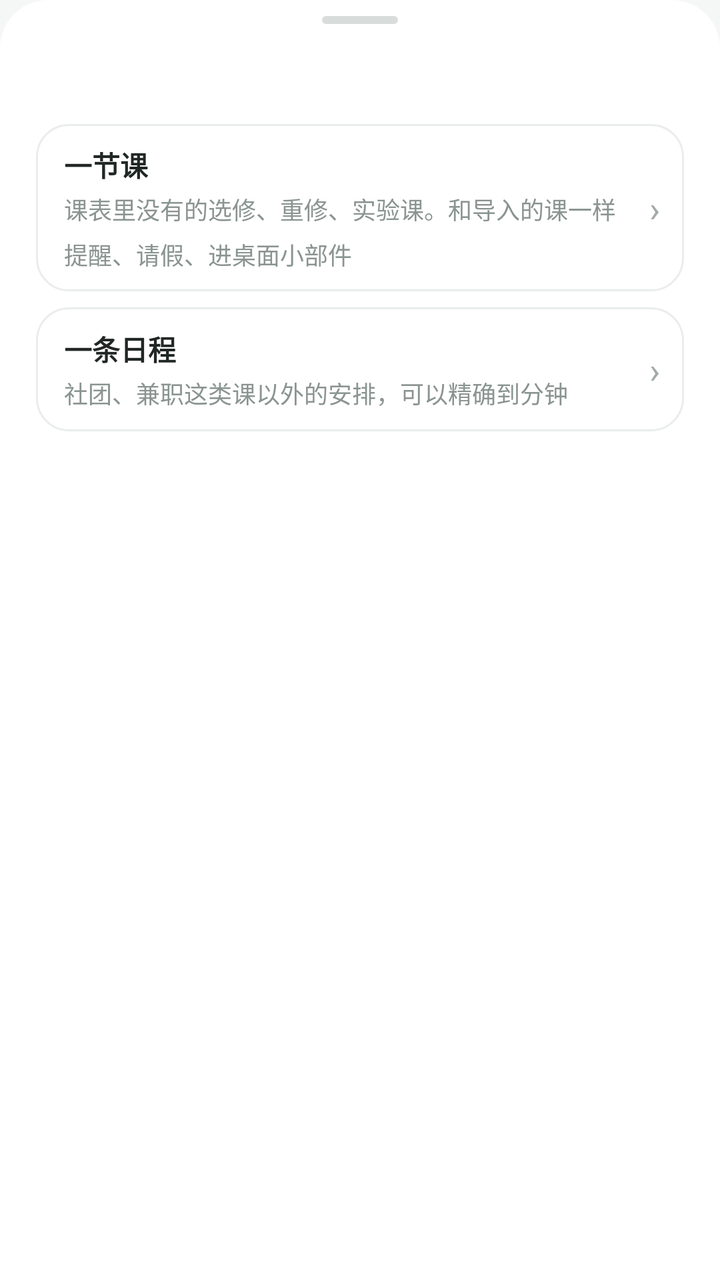
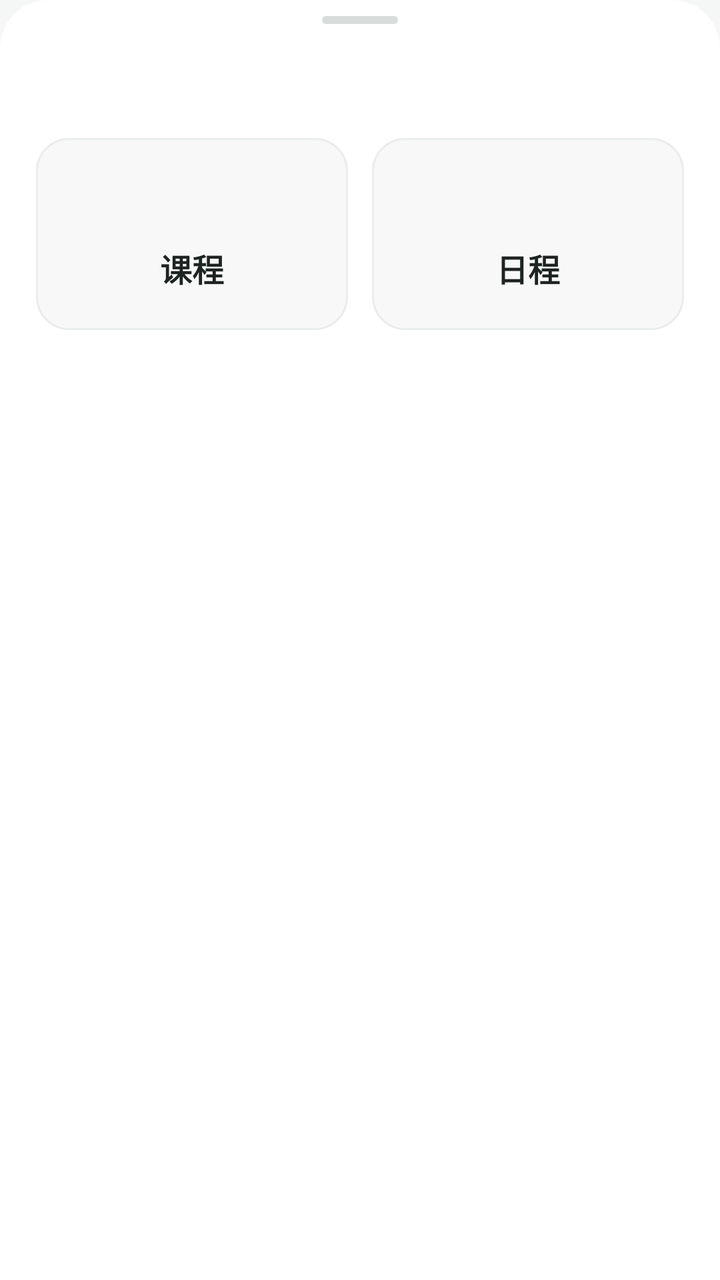

Two renders of the same Android screen: before a commit and after it. Below are the layout's source before the change and the commit's diff.
<!-- AndroidManifest.xml: application theme Theme.Zhusijiao -->
<!-- res/layout/dialog_add_entry.xml -->
<?xml version="1.0" encoding="utf-8"?>
<LinearLayout xmlns:android="http://schemas.android.com/apk/res/android"
    android:layout_width="match_parent"
    android:layout_height="wrap_content"
    android:background="@drawable/bg_sheet"
    android:orientation="vertical"
    android:paddingStart="18dp"
    android:paddingTop="8dp"
    android:paddingEnd="18dp"
    android:paddingBottom="16dp">

    <View
        android:layout_width="38dp"
        android:layout_height="4dp"
        android:layout_gravity="center_horizontal"
        android:layout_marginBottom="15dp"
        android:background="@drawable/bg_sheet_handle" />

    <TextView
        android:id="@+id/addEntryTitle"
        android:layout_width="match_parent"
        android:layout_height="wrap_content"
        android:includeFontPadding="false"
        android:textColor="@color/heading_ink"
        android:textSize="@dimen/text_title"
        android:textStyle="bold" />

    <LinearLayout
        android:id="@+id/addEntryCourse"
        android:layout_width="match_parent"
        android:layout_height="wrap_content"
        android:layout_marginTop="14dp"
        android:background="@drawable/bg_card"
        android:clickable="true"
        android:focusable="true"
        android:gravity="center_vertical"
        android:minHeight="62dp"
        android:orientation="horizontal"
        android:paddingStart="14dp"
        android:paddingTop="10dp"
        android:paddingEnd="12dp"
        android:paddingBottom="10dp">

        <LinearLayout
            android:layout_width="0dp"
            android:layout_height="wrap_content"
            android:layout_weight="1"
            android:orientation="vertical">

            <TextView
                android:layout_width="wrap_content"
                android:layout_height="wrap_content"
                android:text="@string/add_entry_course"
                android:textColor="@color/ink"
                android:textSize="@dimen/text_body"
                android:textStyle="bold" />

            <TextView
                android:layout_width="match_parent"
                android:layout_height="wrap_content"
                android:layout_marginTop="3dp"
                android:lineSpacingMultiplier="1.3"
                android:text="@string/add_entry_course_desc"
                android:textColor="@color/sub_8a"
                android:textSize="@dimen/text_hint" />
        </LinearLayout>

        <TextView
            android:layout_width="wrap_content"
            android:layout_height="wrap_content"
            android:layout_marginStart="8dp"
            android:text="›"
            android:textColor="@color/arrow_grey"
            android:textSize="@dimen/text_title" />
    </LinearLayout>

    <LinearLayout
        android:id="@+id/addEntryEvent"
        android:layout_width="match_parent"
        android:layout_height="wrap_content"
        android:layout_marginTop="8dp"
        android:background="@drawable/bg_card"
        android:clickable="true"
        android:focusable="true"
        android:gravity="center_vertical"
        android:minHeight="62dp"
        android:orientation="horizontal"
        android:paddingStart="14dp"
        android:paddingTop="10dp"
        android:paddingEnd="12dp"
        android:paddingBottom="10dp">

        <LinearLayout
            android:layout_width="0dp"
            android:layout_height="wrap_content"
            android:layout_weight="1"
            android:orientation="vertical">

            <TextView
                android:layout_width="wrap_content"
                android:layout_height="wrap_content"
                android:text="@string/add_entry_event"
                android:textColor="@color/ink"
                android:textSize="@dimen/text_body"
                android:textStyle="bold" />

            <TextView
                android:layout_width="match_parent"
                android:layout_height="wrap_content"
                android:layout_marginTop="3dp"
                android:lineSpacingMultiplier="1.3"
                android:text="@string/add_entry_event_desc"
                android:textColor="@color/sub_8a"
                android:textSize="@dimen/text_hint" />
        </LinearLayout>

        <TextView
            android:layout_width="wrap_content"
            android:layout_height="wrap_content"
            android:layout_marginStart="8dp"
            android:text="›"
            android:textColor="@color/arrow_grey"
            android:textSize="@dimen/text_title" />
    </LinearLayout>
</LinearLayout>
<!-- resources referenced by this layout -->
<resources>
  <color name="arrow_grey">#a2aaa6</color>
  <color name="heading_ink">#202623</color>
  <color name="ink">#202725</color>
  <color name="sub_8a">@color/text_tertiary</color>
  <dimen name="text_body">14sp</dimen>
  <dimen name="text_hint">12sp</dimen>
  <dimen name="text_title">18sp</dimen>
  <!-- drawable bg_card (drawable) -->
  <?xml version="1.0" encoding="utf-8"?>
  
  <shape xmlns:android="http://schemas.android.com/apk/res/android" android:shape="rectangle">
      <solid android:color="@color/surface" />
      <stroke android:width="1dp" android:color="@color/line" />
      <corners android:radius="@dimen/card_radius_lg" />
  </shape>
  <!-- drawable bg_sheet (drawable) -->
  <?xml version="1.0" encoding="utf-8"?>
  
  <shape xmlns:android="http://schemas.android.com/apk/res/android" android:shape="rectangle">
      <solid android:color="@color/surface" />
      <corners android:topLeftRadius="@dimen/radius_xl" android:topRightRadius="@dimen/radius_xl" />
  </shape>
  <!-- drawable bg_sheet_handle (drawable) -->
  <?xml version="1.0" encoding="utf-8"?>
  
  <shape xmlns:android="http://schemas.android.com/apk/res/android" android:shape="rectangle">
      <solid android:color="@color/sheet_handle" />
      <corners android:radius="4dp" />
  </shape>
  <string name="add_entry_course">一节课</string>
  <string name="add_entry_course_desc">课表里没有的选修、重修、实验课。和导入的课一样提醒、请假、进桌面小部件</string>
  <string name="add_entry_event">一条日程</string>
  <string name="add_entry_event_desc">社团、兼职这类课以外的安排，可以精确到分钟</string>
  <color name="text_tertiary">#8a9490</color>
  <color name="surface">#ffffff</color>
  <color name="line">#e9edeb</color>
  <dimen name="card_radius_lg">@dimen/radius_lg</dimen>
  <dimen name="radius_xl">24dp</dimen>
  <color name="sheet_handle">#d8dddb</color>
  <color name="accent">#2f7d68</color>
  <color name="muted">#7d8783</color>
  <color name="background">#f5f7f6</color>
  <style name="Theme.Zhusijiao.Dialog" parent="Theme.AppCompat.Light.Dialog.Alert">
          <item name="colorAccent">@color/accent</item>
          <item name="android:textColorPrimary">@color/ink</item>
          <item name="buttonBarPositiveButtonStyle">@style/DialogButton</item>
          <item name="buttonBarNegativeButtonStyle">@style/DialogButton</item>
          <item name="buttonBarNeutralButtonStyle">@style/DialogButton</item>
      </style>
  <dimen name="radius_lg">16dp</dimen>
  <style name="DialogButton" parent="Widget.AppCompat.Button.ButtonBar.AlertDialog">
          <item name="android:textColor">@color/accent</item>
          <item name="android:textStyle">bold</item>
      </style>
  <!-- unchanged entries left out for length: 1 -->
</resources>

<!-- the commit's change to res/layout/dialog_add_entry.xml (unified diff, before → after) -->
@@ -7,119 +7,76 @@
     android:paddingStart="18dp"
     android:paddingTop="8dp"
     android:paddingEnd="18dp"
-    android:paddingBottom="16dp">
+    android:paddingBottom="20dp">
 
-    <View
-        android:layout_width="38dp"
-        android:layout_height="4dp"
-        android:layout_gravity="center_horizontal"
-        android:layout_marginBottom="15dp"
-        android:background="@drawable/bg_sheet_handle" />
+    <View style="@style/SheetHandle" />
 
     <TextView
         android:id="@+id/addEntryTitle"
+        style="@style/SheetTitle" />
+
+    <LinearLayout
         android:layout_width="match_parent"
         android:layout_height="wrap_content"
-        android:includeFontPadding="false"
-        android:textColor="@color/heading_ink"
-        android:textSize="@dimen/text_title"
-        android:textStyle="bold" />
-
-    <LinearLayout
-        android:id="@+id/addEntryCourse"
-        android:layout_width="match_parent"
-        android:layout_height="wrap_content"
-        android:layout_marginTop="14dp"
-        android:background="@drawable/bg_card"
-        android:clickable="true"
-        android:focusable="true"
-        android:gravity="center_vertical"
-        android:minHeight="62dp"
-        android:orientation="horizontal"
-        android:paddingStart="14dp"
-        android:paddingTop="10dp"
-        android:paddingEnd="12dp"
-        android:paddingBottom="10dp">
+        android:layout_marginTop="20dp"
+        android:baselineAligned="false"
+        android:orientation="horizontal">
 
         <LinearLayout
+            android:id="@+id/addEntryCourse"
             android:layout_width="0dp"
             android:layout_height="wrap_content"
             android:layout_weight="1"
-            android:orientation="vertical">
+            android:background="@drawable/bg_choice_tile"
+            android:clickable="true"
+            android:focusable="true"
+            android:gravity="center"
+            android:minHeight="96dp"
+            android:orientation="vertical"
+            android:stateListAnimator="@animator/press_scale">
+
+            <View
+                android:id="@+id/addEntryCourseSwatch"
+                android:layout_width="36dp"
+                android:layout_height="24dp" />
 
             <TextView
                 android:layout_width="wrap_content"
                 android:layout_height="wrap_content"
+                android:layout_marginTop="10dp"
                 android:text="@string/add_entry_course"
-                android:textColor="@color/ink"
-                android:textSize="@dimen/text_body"
+                android:textColor="@color/text_primary"
+                android:textSize="@dimen/text_subtitle"
                 android:textStyle="bold" />
-
-            <TextView
-                android:layout_width="match_parent"
-                android:layout_height="wrap_content"
-                android:layout_marginTop="3dp"
-                android:lineSpacingMultiplier="1.3"
-                android:text="@string/add_entry_course_desc"
-                android:textColor="@color/sub_8a"
-                android:textSize="@dimen/text_hint" />
         </LinearLayout>
 
-        <TextView
-            android:layout_width="wrap_content"
-            android:layout_height="wrap_content"
-            android:layout_marginStart="8dp"
-            android:text="›"
-            android:textColor="@color/arrow_grey"
-            android:textSize="@dimen/text_title" />
-    </LinearLayout>
-
-    <LinearLayout
-        android:id="@+id/addEntryEvent"
-        android:layout_width="match_parent"
-        android:layout_height="wrap_content"
-        android:layout_marginTop="8dp"
-        android:background="@drawable/bg_card"
-        android:clickable="true"
-        android:focusable="true"
-        android:gravity="center_vertical"
-        android:minHeight="62dp"
-        android:orientation="horizontal"
-        android:paddingStart="14dp"
-        android:paddingTop="10dp"
-        android:paddingEnd="12dp"
-        android:paddingBottom="10dp">
-
         <LinearLayout
+            android:id="@+id/addEntryEvent"
             android:layout_width="0dp"
             android:layout_height="wrap_content"
+            android:layout_marginStart="12dp"
             android:layout_weight="1"
-            android:orientation="vertical">
+            android:background="@drawable/bg_choice_tile"
+            android:clickable="true"
+            android:focusable="true"
+            android:gravity="center"
+            android:minHeight="96dp"
+            android:orientation="vertical"
+            android:stateListAnimator="@animator/press_scale">
+
+            <View
+                android:id="@+id/addEntryEventSwatch"
+                android:layout_width="36dp"
+                android:layout_height="24dp" />
 
             <TextView
                 android:layout_width="wrap_content"
                 android:layout_height="wrap_content"
+                android:layout_marginTop="10dp"
                 android:text="@string/add_entry_event"
-                android:textColor="@color/ink"
-                android:textSize="@dimen/text_body"
+                android:textColor="@color/text_primary"
+                android:textSize="@dimen/text_subtitle"
                 android:textStyle="bold" />
-
-            <TextView
-                android:layout_width="match_parent"
-                android:layout_height="wrap_content"
-                android:layout_marginTop="3dp"
-                android:lineSpacingMultiplier="1.3"
-                android:text="@string/add_entry_event_desc"
-                android:textColor="@color/sub_8a"
-                android:textSize="@dimen/text_hint" />
         </LinearLayout>
-
-        <TextView
-            android:layout_width="wrap_content"
-            android:layout_height="wrap_content"
-            android:layout_marginStart="8dp"
-            android:text="›"
-            android:textColor="@color/arrow_grey"
-            android:textSize="@dimen/text_title" />
     </LinearLayout>
 </LinearLayout>
<!-- resource entries referenced after the edit -->
@@ -1,20 +1,28 @@
 <!-- resources referenced by this layout -->
 <resources>
-  <color name="arrow_grey">#a2aaa6</color>
+  <color name="text_primary">#1d2421</color>
+  <dimen name="text_subtitle">16sp</dimen>
+  <!-- drawable bg_choice_tile (drawable) -->
+  <?xml version="1.0" encoding="utf-8"?>
+  <selector xmlns:android="http://schemas.android.com/apk/res/android">
+      <item android:state_pressed="true">
+          <shape android:shape="rectangle">
+              <solid android:color="@color/accent_soft" />
+              <stroke android:width="1dp" android:color="@color/card_border_active" />
+              <corners android:radius="@dimen/radius_lg" />
+          </shape>
+      </item>
+      <item>
+          <shape android:shape="rectangle">
+              <solid android:color="@color/background_alt" />
+              <stroke android:width="1dp" android:color="@color/line" />
+              <corners android:radius="@dimen/radius_lg" />
+          </shape>
+      </item>
+  </selector>
   <color name="heading_ink">#202623</color>
   <color name="ink">#202725</color>
-  <color name="sub_8a">@color/text_tertiary</color>
-  <dimen name="text_body">14sp</dimen>
-  <dimen name="text_hint">12sp</dimen>
   <dimen name="text_title">18sp</dimen>
-  <!-- drawable bg_card (drawable) -->
-  <?xml version="1.0" encoding="utf-8"?>
-  
-  <shape xmlns:android="http://schemas.android.com/apk/res/android" android:shape="rectangle">
-      <solid android:color="@color/surface" />
-      <stroke android:width="1dp" android:color="@color/line" />
-      <corners android:radius="@dimen/card_radius_lg" />
-  </shape>
   <!-- drawable bg_sheet (drawable) -->
   <?xml version="1.0" encoding="utf-8"?>
   
@@ -29,14 +37,30 @@
       <solid android:color="@color/sheet_handle" />
       <corners android:radius="4dp" />
   </shape>
-  <string name="add_entry_course">一节课</string>
-  <string name="add_entry_course_desc">课表里没有的选修、重修、实验课。和导入的课一样提醒、请假、进桌面小部件</string>
-  <string name="add_entry_event">一条日程</string>
-  <string name="add_entry_event_desc">社团、兼职这类课以外的安排，可以精确到分钟</string>
-  <color name="text_tertiary">#8a9490</color>
+  <string name="add_entry_course">课程</string>
+  <string name="add_entry_event">日程</string>
+  <style name="SheetHandle">
+          <item name="android:layout_width">38dp</item>
+          <item name="android:layout_height">4dp</item>
+          <item name="android:layout_gravity">center_horizontal</item>
+          <item name="android:layout_marginBottom">16dp</item>
+          <item name="android:background">@drawable/bg_sheet_handle</item>
+      </style>
+  <style name="SheetTitle">
+          <item name="android:layout_width">match_parent</item>
+          <item name="android:layout_height">wrap_content</item>
+          <item name="android:gravity">center</item>
+          <item name="android:includeFontPadding">false</item>
+          <item name="android:maxLines">1</item>
+          <item name="android:ellipsize">end</item>
+          <item name="android:textColor">@color/heading_ink</item>
+          <item name="android:textSize">@dimen/text_title</item>
+          <item name="android:textStyle">bold</item>
+      </style>
+  <color name="accent_soft">#e4f0ec</color>
+  <color name="card_border_active">#b7d2c8</color>
   <color name="surface">#ffffff</color>
   <color name="line">#e9edeb</color>
-  <dimen name="card_radius_lg">@dimen/radius_lg</dimen>
   <dimen name="radius_xl">24dp</dimen>
   <color name="sheet_handle">#d8dddb</color>
   <color name="accent">#2f7d68</color>
@@ -50,6 +74,7 @@
           <item name="buttonBarNeutralButtonStyle">@style/DialogButton</item>
       </style>
   <dimen name="radius_lg">16dp</dimen>
+  <color name="background_alt">#f7f8f7</color>
   <style name="DialogButton" parent="Widget.AppCompat.Button.ButtonBar.AlertDialog">
           <item name="android:textColor">@color/accent</item>
           <item name="android:textStyle">bold</item>
